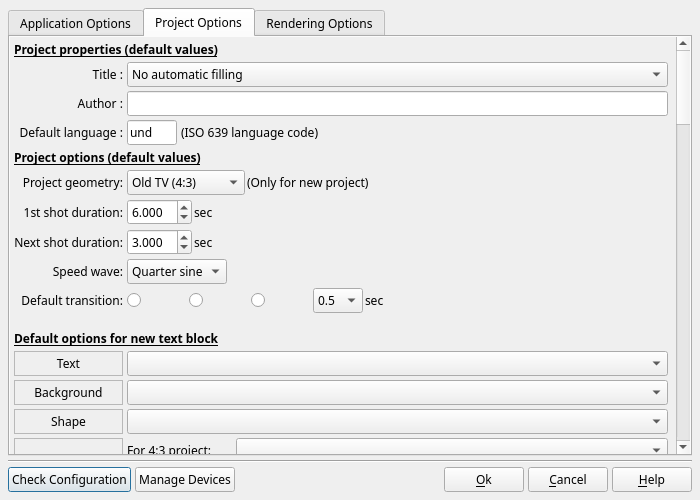
Before: the Qt Designer form src/ffDiaporama/DlgAppSettings/DlgApplicationSettings.ui in boenki/ffdiaporama, drawn with Qt 5.
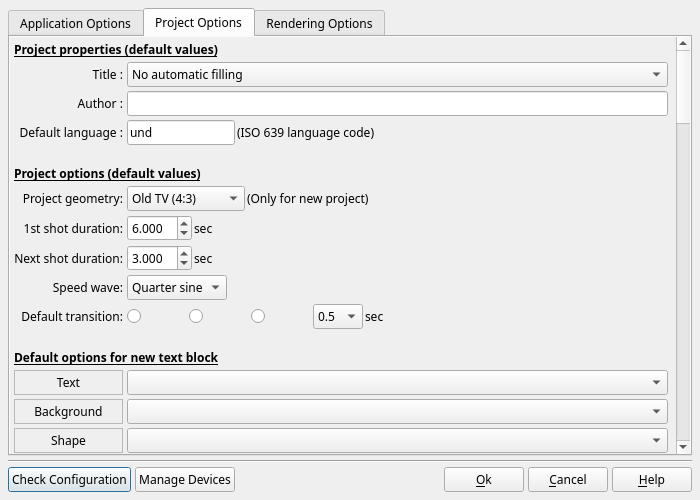
After: the same form once the commit is applied. The open tabs and pages were chosen to show the change. Icons and pictures are not drawn.

What changed in the file:
```diff
--- a/src/ffDiaporama/DlgAppSettings/DlgApplicationSettings.ui
+++ b/src/ffDiaporama/DlgAppSettings/DlgApplicationSettings.ui
@@ -533,9 +533,9 @@
           <property name="geometry">
            <rect>
             <x>0</x>
-            <y>0</y>
+            <y>-1648</y>
             <width>664</width>
-            <height>2054</height>
+            <height>2063</height>
            </rect>
           </property>
           <layout class="QGridLayout" name="gridLayout_4">
@@ -971,18 +971,6 @@
            </item>
            <item row="11" column="1" colspan="3">
             <widget class="QLabel" name="label_36">
-             <property name="minimumSize">
-              <size>
-               <width>0</width>
-               <height>30</height>
-              </size>
-             </property>
-             <property name="maximumSize">
-              <size>
-               <width>16777215</width>
-               <height>30</height>
-              </size>
-             </property>
              <property name="font">
               <font>
                <weight>75</weight>
@@ -991,7 +979,7 @@
               </font>
              </property>
              <property name="text">
-              <string>Default options for new text block</string>
+              <string>&lt;html&gt;&lt;head/&gt;&lt;body&gt;&lt;p&gt;&lt;br/&gt;Default options for new text block&lt;/p&gt;&lt;/body&gt;&lt;/html&gt;</string>
              </property>
              <property name="alignment">
               <set>Qt::AlignBottom|Qt::AlignLeading|Qt::AlignLeft</set>
@@ -1031,10 +1019,18 @@
             </widget>
            </item>
            <item row="12" column="2">
-            <widget class="QComboBox" name="ST_Text_TextCB"/>
+            <widget class="QComboBox" name="ST_Text_TextCB">
+             <property name="sizeAdjustPolicy">
+              <enum>QComboBox::AdjustToMinimumContentsLength</enum>
+             </property>
+            </widget>
            </item>
            <item row="13" column="2">
-            <widget class="QComboBox" name="ST_Text_BackgroundCB"/>
+            <widget class="QComboBox" name="ST_Text_BackgroundCB">
+             <property name="sizeAdjustPolicy">
+              <enum>QComboBox::AdjustToMinimumContentsLength</enum>
+             </property>
+            </widget>
            </item>
            <item row="31" column="1" colspan="3">
             <widget class="QLabel" name="label_41">
@@ -1088,6 +1084,9 @@
                  <verstretch>0</verstretch>
                 </sizepolicy>
                </property>
+               <property name="sizeAdjustPolicy">
+                <enum>QComboBox::AdjustToMinimumContentsLength</enum>
+               </property>
               </widget>
              </item>
              <item row="1" column="0">
@@ -1287,7 +1286,11 @@
             </widget>
            </item>
            <item row="14" column="2">
-            <widget class="QComboBox" name="ST_Text_ShapeCB"/>
+            <widget class="QComboBox" name="ST_Text_ShapeCB">
+             <property name="sizeAdjustPolicy">
+              <enum>QComboBox::AdjustToMinimumContentsLength</enum>
+             </property>
+            </widget>
            </item>
            <item row="21" column="1">
             <widget class="QLabel" name="label_50">
@@ -2848,12 +2851,6 @@
            </item>
            <item row="5" column="1" colspan="2">
             <widget class="QLabel" name="label_32">
-             <property name="sizePolicy">
-              <sizepolicy hsizetype="Preferred" vsizetype="Preferred">
-               <horstretch>0</horstretch>
-               <verstretch>0</verstretch>
-              </sizepolicy>
-             </property>
              <property name="font">
               <font>
                <weight>75</weight>
@@ -2862,7 +2859,7 @@
               </font>
              </property>
              <property name="text">
-              <string>Project options (default values)</string>
+              <string>&lt;html&gt;&lt;head/&gt;&lt;body&gt;&lt;p&gt;&lt;br/&gt;Project options (default values)&lt;/p&gt;&lt;/body&gt;&lt;/html&gt;</string>
              </property>
              <property name="alignment">
               <set>Qt::AlignBottom|Qt::AlignLeading|Qt::AlignLeft</set>
@@ -2917,29 +2914,20 @@
            </item>
            <item row="4" column="2">
             <layout class="QHBoxLayout" name="horizontalLayout_11">
+             <property name="spacing">
+              <number>2</number>
+             </property>
              <property name="margin">
               <number>0</number>
              </property>
              <item>
               <widget class="QLineEdit" name="LanguageED">
                <property name="sizePolicy">
-                <sizepolicy hsizetype="Fixed" vsizetype="Fixed">
+                <sizepolicy hsizetype="Preferred" vsizetype="Fixed">
                  <horstretch>0</horstretch>
                  <verstretch>0</verstretch>
                 </sizepolicy>
                </property>
-               <property name="minimumSize">
-                <size>
-                 <width>50</width>
-                 <height>0</height>
-                </size>
-               </property>
-               <property name="maximumSize">
-                <size>
-                 <width>50</width>
-                 <height>16777215</height>
-                </size>
-               </property>
                <property name="text">
                 <string>und</string>
                </property>
@@ -2950,6 +2938,12 @@
              </item>
              <item>
               <widget class="QLabel" name="label_95">
+               <property name="sizePolicy">
+                <sizepolicy hsizetype="Expanding" vsizetype="Preferred">
+                 <horstretch>0</horstretch>
+                 <verstretch>0</verstretch>
+                </sizepolicy>
+               </property>
                <property name="text">
                 <string>(ISO 639 language code)</string>
                </property>
```
Left out of the diff: 370 changed lines with no effect on the pictures.
